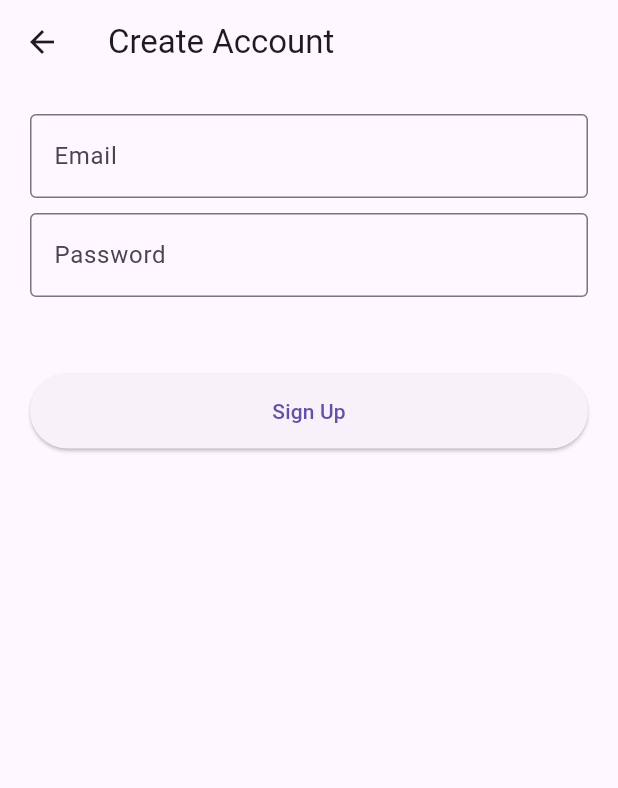
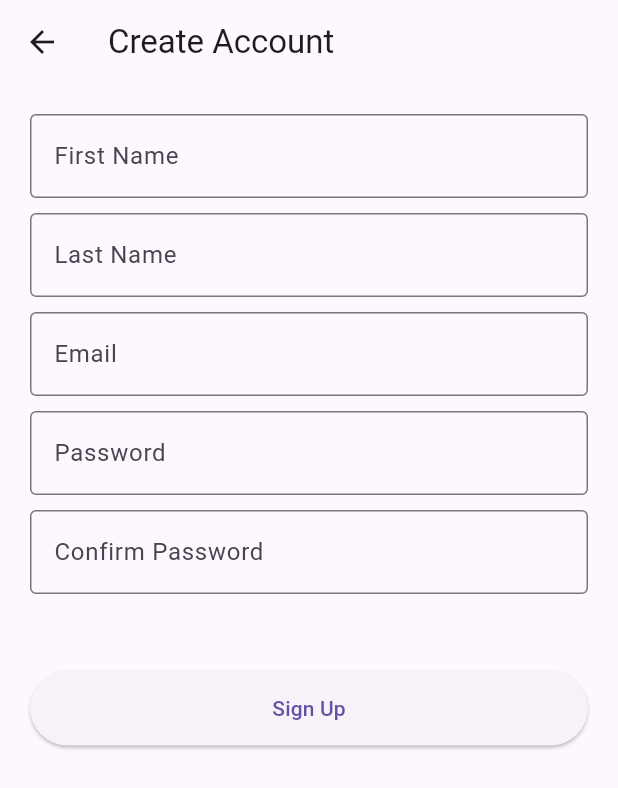
Before and after one commit to melkamu26/RealEstate-Marketplace-App, a Flutter app: the SignupScreen screen opened directly, on a phone screen of 412 x 824 dp. Shown: the top 788 px of the screen. Run offline on Flutter 3.47's test engine with Material 3 defaults, Android fonts, the phone set to English and light mode, and no system bars; our stand-ins replace cloud_firestore, firebase_auth, firebase_core; accounts and stored records are empty.

Commit message:
name fields, confirm password, and Firestore user profile creation

```diff
--- a/lib/screens/auth/signup_screen.dart
+++ b/lib/screens/auth/signup_screen.dart
@@ -1,4 +1,5 @@
 import 'package:flutter/material.dart';
+import 'package:cloud_firestore/cloud_firestore.dart';
 import '../../widgets/custom_textfield.dart';
 import '../../widgets/custom_button.dart';
 import '../../services/auth_service.dart';
@@ -11,38 +12,97 @@ class SignupScreen extends StatefulWidget {
 }
 
 class _SignupScreenState extends State<SignupScreen> {
+  final firstName = TextEditingController();
+  final lastName = TextEditingController();
   final email = TextEditingController();
   final password = TextEditingController();
+  final confirmPassword = TextEditingController();
+
   final auth = AuthService();
   String errorText = '';
+  bool isLoading = false;
 
   @override
   Widget build(BuildContext context) {
     return Scaffold(
-      appBar: AppBar(title: Text('Create Account')),
-      body: Padding(
+      appBar: AppBar(title: const Text("Create Account")),
+      body: SingleChildScrollView(
         padding: const EdgeInsets.all(20),
         child: Column(
           children: [
-            CustomTextField(controller: email, hint: 'Email'),
-            SizedBox(height: 10),
-            CustomTextField(controller: password, hint: 'Password', obscure: true),
-            SizedBox(height: 10),
+            CustomTextField(controller: firstName, hint: "First Name"),
+            const SizedBox(height: 10),
 
-            Text(errorText, style: TextStyle(color: Colors.red)),
+            CustomTextField(controller: lastName, hint: "Last Name"),
+            const SizedBox(height: 10),
 
-            SizedBox(height: 20),
+            CustomTextField(controller: email, hint: "Email"),
+            const SizedBox(height: 10),
+
+            CustomTextField(controller: password, hint: "Password", obscure: true),
+            const SizedBox(height: 10),
+
+            CustomTextField(controller: confirmPassword, hint: "Confirm Password", obscure: true),
+            const SizedBox(height: 10),
+
+            Text(errorText, style: const TextStyle(color: Colors.red)),
+            const SizedBox(height: 20),
+
             CustomButton(
-              text: 'Sign Up',
+              text: isLoading ? "Creating..." : "Sign Up",
               onTap: () async {
+                if (isLoading) return;
+
+                if (password.text != confirmPassword.text) {
+                  setState(() => errorText = "Passwords do not match");
+                  return;
+                }
+
+                setState(() => isLoading = true);
+
                 try {
-                  await auth.signup(email.text, password.text);
-                  Navigator.pop(context);
+                  // Create user
+                  final user = await auth.signup(email.text, password.text);
+
+                  // Store profile in Firestore
+                  await FirebaseFirestore.instance.collection("users").doc(user!.uid).set({
+                    "firstName": firstName.text,
+                    "lastName": lastName.text,
+                    "email": email.text,
+                    "createdAt": DateTime.now(),
+                  });
+
+                  setState(() {
+                    errorText = "";
+                    isLoading = false;
+                  });
+
+                  // Success popup
+                  showDialog(
+                    context: context,
+                    builder: (_) => AlertDialog(
+                      title: const Text("Success"),
+                      content: const Text("Account created! Please log in."),
+                      actions: [
+                        TextButton(
+                          onPressed: () {
+                            Navigator.pop(context);
+                            Navigator.pop(context); // return to login
+                          },
+                          child: const Text("OK"),
+                        )
+                      ],
+                    ),
+                  );
+
                 } catch (e) {
-                  setState(() => errorText = e.toString());
+                  setState(() {
+                    errorText = e.toString();
+                    isLoading = false;
+                  });
                 }
               },
-            ),
+            )
           ],
         ),
       ),
```
